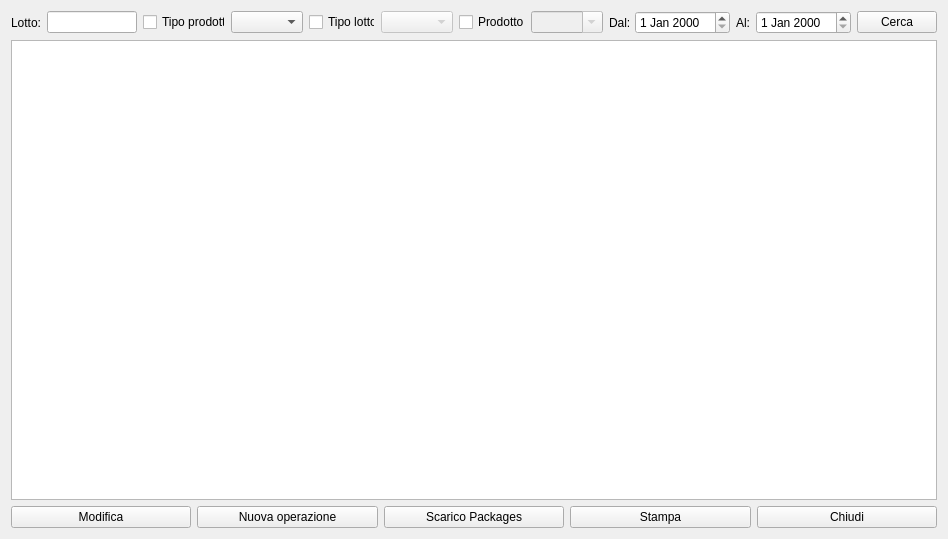
Before: the Qt Designer form hlotti.ui in fblabs/hamlet-mod-sancon, drawn with Qt 5.
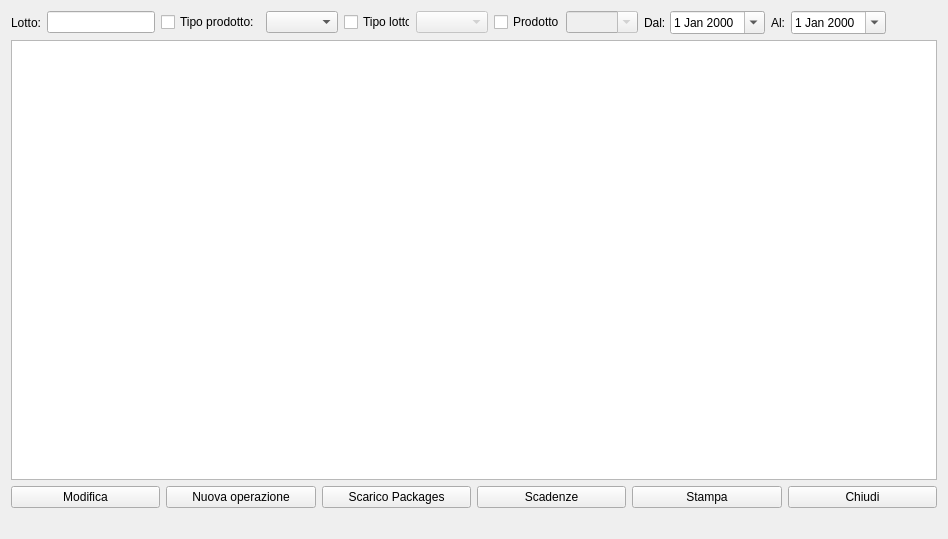
After: the same form once the commit is applied. Icons and pictures are not drawn.

```diff
--- a/hlotti.ui
+++ b/hlotti.ui
@@ -135,7 +135,11 @@
             </widget>
            </item>
            <item>
-            <widget class="QDateEdit" name="datadal"/>
+            <widget class="QDateEdit" name="datadal">
+             <property name="calendarPopup">
+              <bool>true</bool>
+             </property>
+            </widget>
            </item>
            <item>
             <widget class="QLabel" name="label_2">
@@ -151,18 +155,24 @@
             </widget>
            </item>
            <item>
-            <widget class="QDateEdit" name="dataal"/>
+            <widget class="QDateEdit" name="dataal">
+             <property name="calendarPopup">
+              <bool>true</bool>
+             </property>
+            </widget>
            </item>
            <item>
-            <widget class="QPushButton" name="pushButton_5">
-             <property name="text">
-              <string>Cerca</string>
+            <spacer name="horizontalSpacer_2">
+             <property name="orientation">
+              <enum>Qt::Horizontal</enum>
              </property>
-             <property name="icon">
-              <iconset resource="icons.qrc">
-               <normaloff>:/Resources/Search.PNG</normaloff>:/Resources/Search.PNG</iconset>
+             <property name="sizeHint" stdset="0">
+              <size>
+               <width>40</width>
+               <height>20</height>
+              </size>
              </property>
-            </widget>
+            </spacer>
            </item>
           </layout>
          </item>
@@ -248,6 +258,23 @@
          </property>
         </widget>
        </item>
+       <item>
+        <widget class="QPushButton" name="pbScadenze">
+         <property name="text">
+          <string>Scadenze</string>
+         </property>
+         <property name="icon">
+          <iconset resource="icons.qrc">
+           <normaloff>:/Resources/Calendar.PNG</normaloff>:/Resources/Calendar.PNG</iconset>
+         </property>
+         <property name="iconSize">
+          <size>
+           <width>32</width>
+           <height>32</height>
+          </size>
+         </property>
+        </widget>
+       </item>
        <item>
         <widget class="QPushButton" name="pushButton_6">
          <property name="text">
@@ -286,6 +313,19 @@
      </item>
     </layout>
    </item>
+   <item>
+    <spacer name="horizontalSpacer">
+     <property name="orientation">
+      <enum>Qt::Horizontal</enum>
+     </property>
+     <property name="sizeHint" stdset="0">
+      <size>
+       <width>40</width>
+       <height>20</height>
+      </size>
+     </property>
+    </spacer>
+   </item>
   </layout>
  </widget>
  <resources>
```
